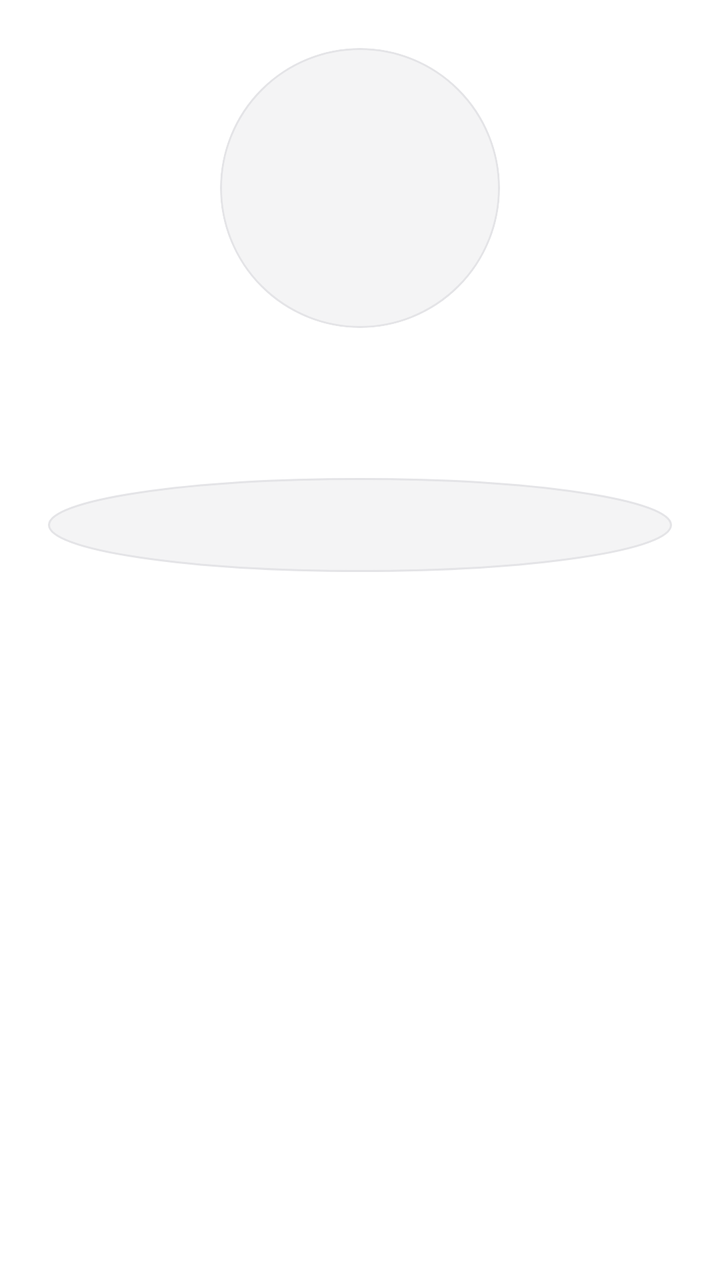
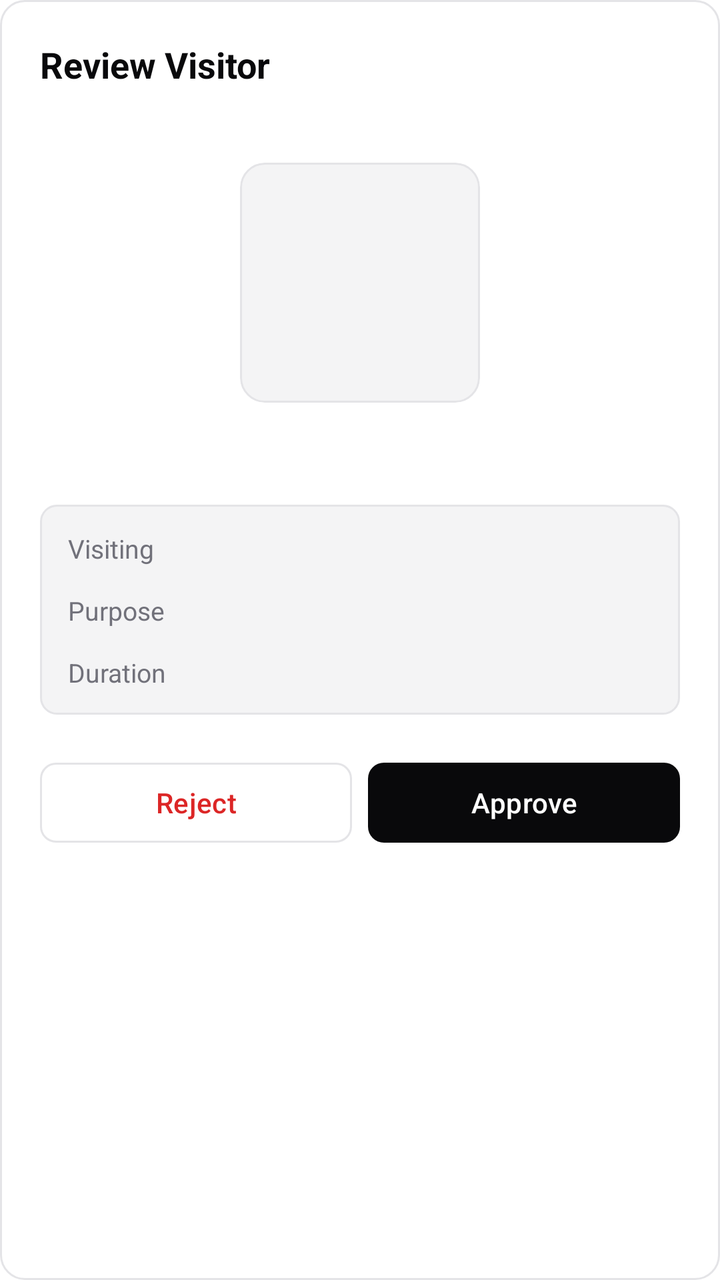

Compare the two renders of this Android layout. The source of the first and the diff that turns it into the second are given below.
<!-- AndroidManifest.xml: application theme Theme.Dormitory -->
<!-- res/layout/dialog_visitor_review.xml -->
﻿<?xml version="1.0" encoding="utf-8"?>
<LinearLayout xmlns:android="http://schemas.android.com/apk/res/android"
    android:layout_width="match_parent"
    android:layout_height="wrap_content"
    android:gravity="center_horizontal"
    android:orientation="vertical"
    android:padding="24dp">

    <ImageView
        android:id="@+id/reviewPhoto"
        android:layout_width="140dp"
        android:layout_height="140dp"
        android:background="@drawable/bg_avatar"
        android:clipToOutline="true"
        android:contentDescription="Visitor photo"
        android:scaleType="centerCrop" />

    <TextView
        android:id="@+id/reviewName"
        android:layout_width="wrap_content"
        android:layout_height="wrap_content"
        android:layout_marginTop="14dp"
        android:textColor="@color/ink"
        android:textSize="22sp"
        android:textStyle="bold" />

    <TextView
        android:id="@+id/reviewType"
        android:layout_width="wrap_content"
        android:layout_height="wrap_content"
        android:textColor="@color/muted"
        android:textSize="13sp" />

    <TextView
        android:id="@+id/reviewDetails"
        android:layout_width="match_parent"
        android:layout_height="wrap_content"
        android:layout_marginTop="14dp"
        android:background="@drawable/bg_avatar"
        android:lineSpacingExtra="4dp"
        android:padding="14dp"
        android:textColor="@color/ink"
        android:textSize="14sp" />
</LinearLayout>
<!-- resources referenced by this layout -->
<resources>
  <color name="ink">#09090B</color>
  <color name="muted">#71717A</color>
  <!-- drawable bg_avatar (drawable) -->
  ﻿<?xml version="1.0" encoding="utf-8"?>
  <shape xmlns:android="http://schemas.android.com/apk/res/android" android:shape="oval">
      <solid android:color="@color/secondary" />
      <stroke android:width="1dp" android:color="@color/border" />
  </shape>
  <style name="Theme.Dormitory" parent="Base.Theme.Dormitory" />
  <color name="secondary">#F4F4F5</color>
  <color name="border">#E4E4E7</color>
  <style name="Base.Theme.Dormitory" parent="Theme.Material3.Light.NoActionBar">
          <item name="colorPrimary">@color/primary</item>
          <item name="colorOnPrimary">@color/white</item>
          <item name="colorPrimaryContainer">@color/secondary</item>
          <item name="colorOnPrimaryContainer">@color/ink</item>
          <item name="colorSurface">@color/white</item>
          <item name="colorOutline">@color/border</item>
          <item name="android:windowBackground">@color/white</item>
          <item name="android:statusBarColor">@android:color/transparent</item>
          <item name="android:navigationBarColor">@color/white</item>
          <item name="android:windowLightStatusBar">true</item>
          <item name="android:windowLightNavigationBar">true</item>
          <item name="materialCardViewStyle">@style/Card</item>
          <item name="android:windowSplashScreenBackground">@color/white</item>
          <item name="android:windowSplashScreenAnimatedIcon">@drawable/ic_splash_blank</item>
          <item name="android:windowSplashScreenAnimationDuration">600</item>
      </style>
  <color name="primary">#09090B</color>
  <color name="white">#FFFFFFFF</color>
  <style name="Card" parent="Widget.Material3.CardView.Outlined">
          <item name="cardBackgroundColor">@color/white</item>
          <item name="strokeColor">@color/border</item>
          <item name="strokeWidth">1dp</item>
          <item name="cardElevation">0dp</item>
          <item name="cardCornerRadius">12dp</item>
      </style>
  <!-- drawable ic_splash_blank (drawable) -->
  <vector xmlns:android="http://schemas.android.com/apk/res/android" android:width="24dp" android:height="24dp" android:viewportWidth="24" android:viewportHeight="24"><path android:fillColor="#00000000" android:pathData="M0,0h1v1h-1z" /></vector>
</resources>

<!-- the commit's change to res/layout/dialog_visitor_review.xml (unified diff, before → after) -->
@@ -1,44 +1,162 @@
 ﻿<?xml version="1.0" encoding="utf-8"?>
-<LinearLayout xmlns:android="http://schemas.android.com/apk/res/android"
+<ScrollView xmlns:android="http://schemas.android.com/apk/res/android"
+    xmlns:app="http://schemas.android.com/apk/res-auto"
     android:layout_width="match_parent"
     android:layout_height="wrap_content"
-    android:gravity="center_horizontal"
-    android:orientation="vertical"
-    android:padding="24dp">
+    android:background="@drawable/bg_dialog">
 
-    <ImageView
-        android:id="@+id/reviewPhoto"
-        android:layout_width="140dp"
-        android:layout_height="140dp"
-        android:background="@drawable/bg_avatar"
-        android:clipToOutline="true"
-        android:contentDescription="Visitor photo"
-        android:scaleType="centerCrop" />
-
-    <TextView
-        android:id="@+id/reviewName"
-        android:layout_width="wrap_content"
-        android:layout_height="wrap_content"
-        android:layout_marginTop="14dp"
-        android:textColor="@color/ink"
-        android:textSize="22sp"
-        android:textStyle="bold" />
-
-    <TextView
-        android:id="@+id/reviewType"
-        android:layout_width="wrap_content"
-        android:layout_height="wrap_content"
-        android:textColor="@color/muted"
-        android:textSize="13sp" />
-
-    <TextView
-        android:id="@+id/reviewDetails"
+    <LinearLayout
         android:layout_width="match_parent"
         android:layout_height="wrap_content"
-        android:layout_marginTop="14dp"
-        android:background="@drawable/bg_avatar"
-        android:lineSpacingExtra="4dp"
-        android:padding="14dp"
-        android:textColor="@color/ink"
-        android:textSize="14sp" />
-</LinearLayout>
+        android:orientation="vertical"
+        android:padding="20dp">
+
+        <TextView
+            android:layout_width="wrap_content"
+            android:layout_height="wrap_content"
+            android:text="Review Visitor"
+            android:textColor="@color/ink"
+            android:textSize="18sp"
+            android:textStyle="bold" />
+
+        <TextView
+            android:id="@+id/reviewType"
+            android:layout_width="wrap_content"
+            android:layout_height="wrap_content"
+            android:layout_marginTop="2dp"
+            android:textColor="@color/muted"
+            android:textSize="14sp" />
+
+        <ImageView
+            android:id="@+id/reviewPhoto"
+            android:layout_width="120dp"
+            android:layout_height="120dp"
+            android:layout_gravity="center_horizontal"
+            android:layout_marginTop="16dp"
+            android:background="@drawable/bg_photo"
+            android:clipToOutline="true"
+            android:contentDescription="Visitor photo"
+            android:scaleType="centerCrop" />
+
+        <TextView
+            android:id="@+id/reviewName"
+            android:layout_width="wrap_content"
+            android:layout_height="wrap_content"
+            android:layout_gravity="center_horizontal"
+            android:layout_marginTop="12dp"
+            android:textColor="@color/ink"
+            android:textSize="20sp"
+            android:textStyle="bold" />
+
+        <LinearLayout
+            android:layout_width="match_parent"
+            android:layout_height="wrap_content"
+            android:layout_marginTop="12dp"
+            android:background="@drawable/bg_panel"
+            android:orientation="vertical"
+            android:paddingStart="14dp"
+            android:paddingTop="6dp"
+            android:paddingEnd="14dp"
+            android:paddingBottom="6dp">
+
+            <LinearLayout
+                android:layout_width="match_parent"
+                android:layout_height="wrap_content"
+                android:orientation="horizontal"
+                android:paddingTop="6dp"
+                android:paddingBottom="6dp">
+
+                <TextView
+                    android:layout_width="84dp"
+                    android:layout_height="wrap_content"
+                    android:text="Visiting"
+                    android:textColor="@color/muted"
+                    android:textSize="13sp" />
+
+                <TextView
+                    android:id="@+id/reviewVisiting"
+                    android:layout_width="0dp"
+                    android:layout_height="wrap_content"
+                    android:layout_weight="1"
+                    android:textColor="@color/ink"
+                    android:textSize="14sp"
+                    android:textStyle="bold" />
+            </LinearLayout>
+
+            <LinearLayout
+                android:layout_width="match_parent"
+                android:layout_height="wrap_content"
+                android:orientation="horizontal"
+                android:paddingTop="6dp"
+                android:paddingBottom="6dp">
+
+                <TextView
+                    android:layout_width="84dp"
+                    android:layout_height="wrap_content"
+                    android:text="Purpose"
+                    android:textColor="@color/muted"
+                    android:textSize="13sp" />
+
+                <TextView
+                    android:id="@+id/reviewPurpose"
+                    android:layout_width="0dp"
+                    android:layout_height="wrap_content"
+                    android:layout_weight="1"
+                    android:textColor="@color/ink"
+                    android:textSize="14sp"
+                    android:textStyle="bold" />
+            </LinearLayout>
+
+            <LinearLayout
+                android:layout_width="match_parent"
+                android:layout_height="wrap_content"
+                android:orientation="horizontal"
+                android:paddingTop="6dp"
+                android:paddingBottom="6dp">
+
+                <TextView
+                    android:layout_width="84dp"
+                    android:layout_height="wrap_content"
+                    android:text="Duration"
+                    android:textColor="@color/muted"
+                    android:textSize="13sp" />
+
+                <TextView
+                    android:id="@+id/reviewDuration"
+                    android:layout_width="0dp"
+                    android:layout_height="wrap_content"
+                    android:layout_weight="1"
+                    android:textColor="@color/ink"
+                    android:textSize="14sp"
+                    android:textStyle="bold" />
+            </LinearLayout>
+        </LinearLayout>
+
+        <LinearLayout
+            android:layout_width="match_parent"
+            android:layout_height="wrap_content"
+            android:layout_marginTop="20dp"
+            android:orientation="horizontal">
+
+            <com.google.android.material.button.MaterialButton
+                android:id="@+id/reviewReject"
+                style="?attr/materialButtonOutlinedStyle"
+                android:layout_width="0dp"
+                android:layout_height="48dp"
+                android:layout_weight="1"
+                android:text="Reject"
+                android:textColor="@color/red"
+                app:cornerRadius="8dp"
+                app:strokeColor="@color/border" />
+
+            <com.google.android.material.button.MaterialButton
+                android:id="@+id/reviewApprove"
+                android:layout_width="0dp"
+                android:layout_height="48dp"
+                android:layout_marginStart="8dp"
+                android:layout_weight="1"
+                android:text="Approve"
+                app:cornerRadius="8dp" />
+        </LinearLayout>
+    </LinearLayout>
+</ScrollView>
<!-- resource entries referenced after the edit -->
@@ -2,11 +2,27 @@
 <resources>
   <color name="ink">#09090B</color>
   <color name="muted">#71717A</color>
-  <!-- drawable bg_avatar (drawable) -->
-  ﻿<?xml version="1.0" encoding="utf-8"?>
-  <shape xmlns:android="http://schemas.android.com/apk/res/android" android:shape="oval">
+  <color name="red">#DC2626</color>
+  <!-- drawable bg_dialog (drawable) -->
+  <?xml version="1.0" encoding="utf-8"?>
+  <shape xmlns:android="http://schemas.android.com/apk/res/android" android:shape="rectangle">
+      <solid android:color="@color/white" />
+      <stroke android:width="1dp" android:color="@color/border" />
+      <corners android:radius="12dp" />
+  </shape>
+  <!-- drawable bg_panel (drawable) -->
+  <?xml version="1.0" encoding="utf-8"?>
+  <shape xmlns:android="http://schemas.android.com/apk/res/android" android:shape="rectangle">
       <solid android:color="@color/secondary" />
       <stroke android:width="1dp" android:color="@color/border" />
+      <corners android:radius="8dp" />
+  </shape>
+  <!-- drawable bg_photo (drawable) -->
+  <?xml version="1.0" encoding="utf-8"?>
+  <shape xmlns:android="http://schemas.android.com/apk/res/android" android:shape="rectangle">
+      <solid android:color="@color/secondary" />
+      <stroke android:width="1dp" android:color="@color/border" />
+      <corners android:radius="12dp" />
   </shape>
   <style name="Theme.Dormitory" parent="Base.Theme.Dormitory" />
   <color name="secondary">#F4F4F5</color>
